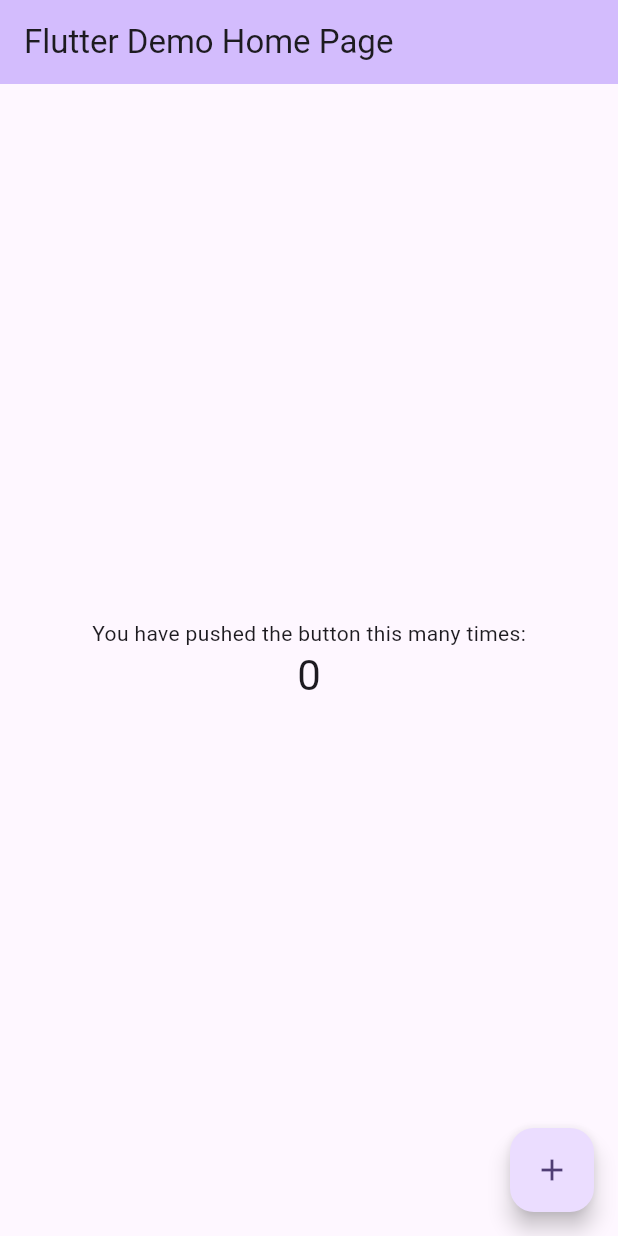
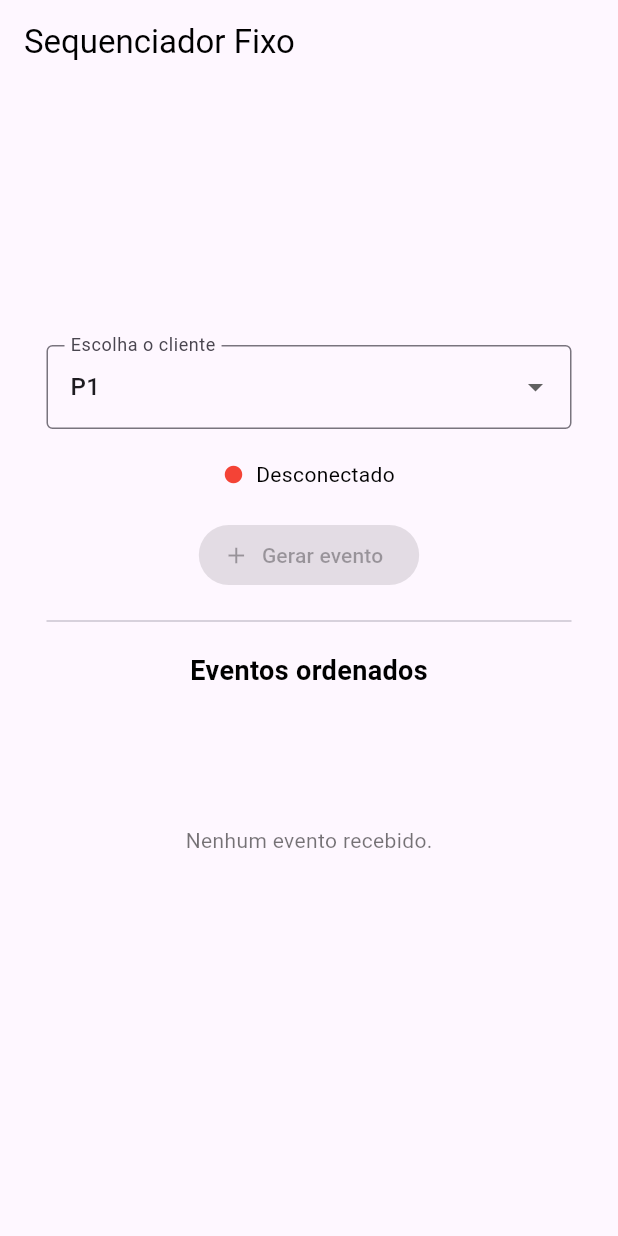
Before and after one commit to AlexisSolis7/sequenciador-fixo-flutter, a Flutter app: the screen it shows after launch, on a phone screen of 412 x 824 dp. Run offline on Flutter 3.47's test engine with Material 3 defaults, Android fonts, the phone set to English and light mode, and no system bars.

Commit message:
aqui estou adicionando a interface onde vao estar os eventos, criei uma lista que vai ser percorrida, criei o botao para enviar evento mas ainda esta desligado, vou implementar depois

```diff
--- a/cliente/lib/main.dart
+++ b/cliente/lib/main.dart
@@ -1,122 +1,96 @@
 import 'package:flutter/material.dart';
 
 void main() {
-  runApp(const MyApp());
+  runApp(const MeuApp());
 }
 
-class MyApp extends StatelessWidget {
-  const MyApp({super.key});
+class MeuApp extends StatelessWidget {
+  const MeuApp({super.key});
 
-  // This widget is the root of your application.
   @override
   Widget build(BuildContext context) {
-    return MaterialApp(
-      title: 'Flutter Demo',
-      theme: ThemeData(
-        // This is the theme of your application.
-        //
-        // TRY THIS: Try running your application with "flutter run". You'll see
-        // the application has a purple toolbar. Then, without quitting the app,
-        // try changing the seedColor in the colorScheme below to Colors.green
-        // and then invoke "hot reload" (save your changes or press the "hot
-        // reload" button in a Flutter-supported IDE, or press "r" if you used
-        // the command line to start the app).
-        //
-        // Notice that the counter didn't reset back to zero; the application
-        // state is not lost during the reload. To reset the state, use hot
-        // restart instead.
-        //
-        // This works for code too, not just values: Most code changes can be
-        // tested with just a hot reload.
-        colorScheme: ColorScheme.fromSeed(seedColor: Colors.deepPurple),
-      ),
-      home: const MyHomePage(title: 'Flutter Demo Home Page'),
-    );
+    return const MaterialApp(debugShowCheckedModeBanner: false, home: TelaCliente());
   }
 }
 
-class MyHomePage extends StatefulWidget {
-  const MyHomePage({super.key, required this.title});
-
-  // This widget is the home page of your application. It is stateful, meaning
-  // that it has a State object (defined below) that contains fields that affect
-  // how it looks.
-
-  // This class is the configuration for the state. It holds the values (in this
-  // case the title) provided by the parent (in this case the App widget) and
-  // used by the build method of the State. Fields in a Widget subclass are
-  // always marked "final".
-
-  final String title;
+class TelaCliente extends StatefulWidget {
+  const TelaCliente({super.key});
 
   @override
-  State<MyHomePage> createState() => _MyHomePageState();
+  State<TelaCliente> createState() => _TelaClienteState();
 }
 
-class _MyHomePageState extends State<MyHomePage> {
-  int _counter = 0;
-
-  void _incrementCounter() {
-    setState(() {
-      // This call to setState tells the Flutter framework that something has
-      // changed in this State, which causes it to rerun the build method below
-      // so that the display can reflect the updated values. If we changed
-      // _counter without calling setState(), then the build method would not be
-      // called again, and so nothing would appear to happen.
-      _counter++;
-    });
-  }
+class _TelaClienteState extends State<TelaCliente> {
+  String clienteSelecionado = 'P1';
+  final List<String> eventos = [];
 
   @override
   Widget build(BuildContext context) {
-    // This method is rerun every time setState is called, for instance as done
-    // by the _incrementCounter method above.
-    //
-    // The Flutter framework has been optimized to make rerunning build methods
-    // fast, so that you can just rebuild anything that needs updating rather
-    // than having to individually change instances of widgets.
     return Scaffold(
-      appBar: AppBar(
-        // TRY THIS: Try changing the color here to a specific color (to
-        // Colors.amber, perhaps?) and trigger a hot reload to see the AppBar
-        // change color while the other colors stay the same.
-        backgroundColor: Theme.of(context).colorScheme.inversePrimary,
-        // Here we take the value from the MyHomePage object that was created by
-        // the App.build method, and use it to set our appbar title.
-        title: Text(widget.title),
+      appBar: AppBar(title: const Text('Sequenciador Fixo'), foregroundColor: Colors.black),
+      body: Center(
+        child: SizedBox(
+          width: 350,
+          child: Column(
+            mainAxisSize: MainAxisSize.min,
+            children: [
+              DropdownButtonFormField<String>(
+                initialValue: clienteSelecionado,
+                decoration: const InputDecoration(labelText: 'Escolha o cliente', border: OutlineInputBorder()),
+                items: const [
+                  DropdownMenuItem(value: 'P1', child: Text('P1')),
+                  DropdownMenuItem(value: 'P2', child: Text('P2')),
+                  DropdownMenuItem(value: 'P3', child: Text('P3')),
+                ],
+                onChanged: (novoCliente) {
+                  if (novoCliente != null) {
+                    setState(() {
+                      clienteSelecionado = novoCliente;
+                    });
+                  }
+                },
               ),
-      body: Center(
-        // Center is a layout widget. It takes a single child and positions it
-        // in the middle of the parent.
-        child: Column(
-          // Column is also a layout widget. It takes a list of children and
-          // arranges them vertically. By default, it sizes itself to fit its
-          // children horizontally, and tries to be as tall as its parent.
-          //
-          // Column has various properties to control how it sizes itself and
-          // how it positions its children. Here we use mainAxisAlignment to
-          // center the children vertically; the main axis here is the vertical
-          // axis because Columns are vertical (the cross axis would be
-          // horizontal).
-          //
-          // TRY THIS: Invoke "debug painting" (choose the "Toggle Debug Paint"
-          // action in the IDE, or press "p" in the console), to see the
-          // wireframe for each widget.
+
+              const SizedBox(height: 20),
+
+              const Row(
                 mainAxisAlignment: MainAxisAlignment.center,
-          children: <Widget>[
-            const Text('You have pushed the button this many times:'),
-            Text(
-              '$_counter',
-              style: Theme.of(context).textTheme.headlineMedium,
+                children: [
+                  Icon(Icons.circle, color: Colors.red, size: 14),
+                  SizedBox(width: 8),
+                  Text('Desconectado', style: TextStyle(color: Colors.black)),
+                ],
+              ),
+              const SizedBox(height: 20),
+
+              ElevatedButton.icon(onPressed: null, icon: const Icon(Icons.add), label: const Text('Gerar evento')),
+              const Divider(height: 40),
+
+              const Text(
+                'Eventos ordenados',
+                style: TextStyle(color: Colors.black, fontSize: 18, fontWeight: FontWeight.bold),
+              ),
+
+              const SizedBox(height: 10),
+
+              SizedBox(
+                height: 180,
+                child: eventos.isEmpty
+                    ? const Center(
+                        child: Text('Nenhum evento recebido.', style: TextStyle(color: Colors.black54)),
+                      )
+                    : ListView.builder(
+                        itemCount: eventos.length, //quantidade de linhas ou eventos como vc quiser dizer
+                        itemBuilder: (context, indice) {
+                          //aqui ele constroi a lista basicamente
+                          return ListTile(leading: Text('${indice + 1}'), title: Text(eventos[indice]));
+                        }, //leading e o conteudo inicial da linha
+                      ),
               ),
             ],
           ),
         ),
-      floatingActionButton: FloatingActionButton(
-        onPressed: _incrementCounter,
-        tooltip: 'Increment',
-        child: const Icon(Icons.add),
-      ), // This trailing comma makes auto-formatting nicer for build methods.
+      ),
     );
   }
 }
```
Also changed, not shown: 1 other file. Lines whose indentation alone changed are shown as unchanged.
